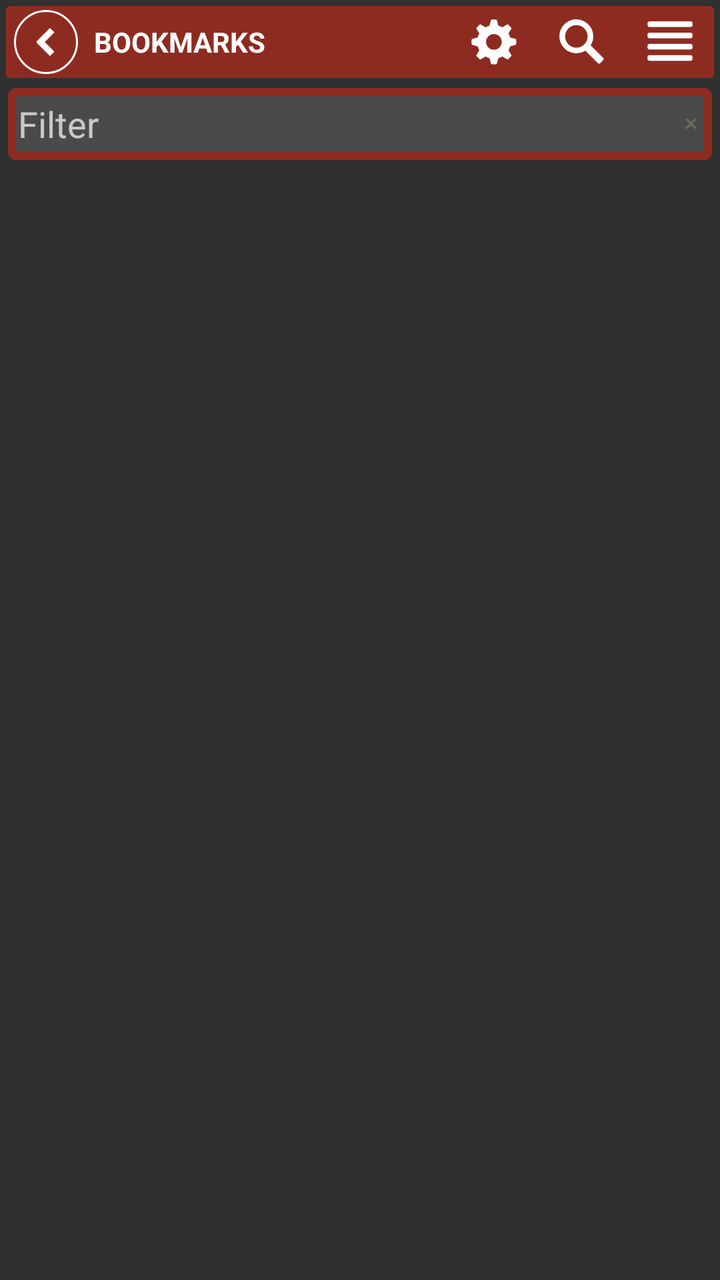
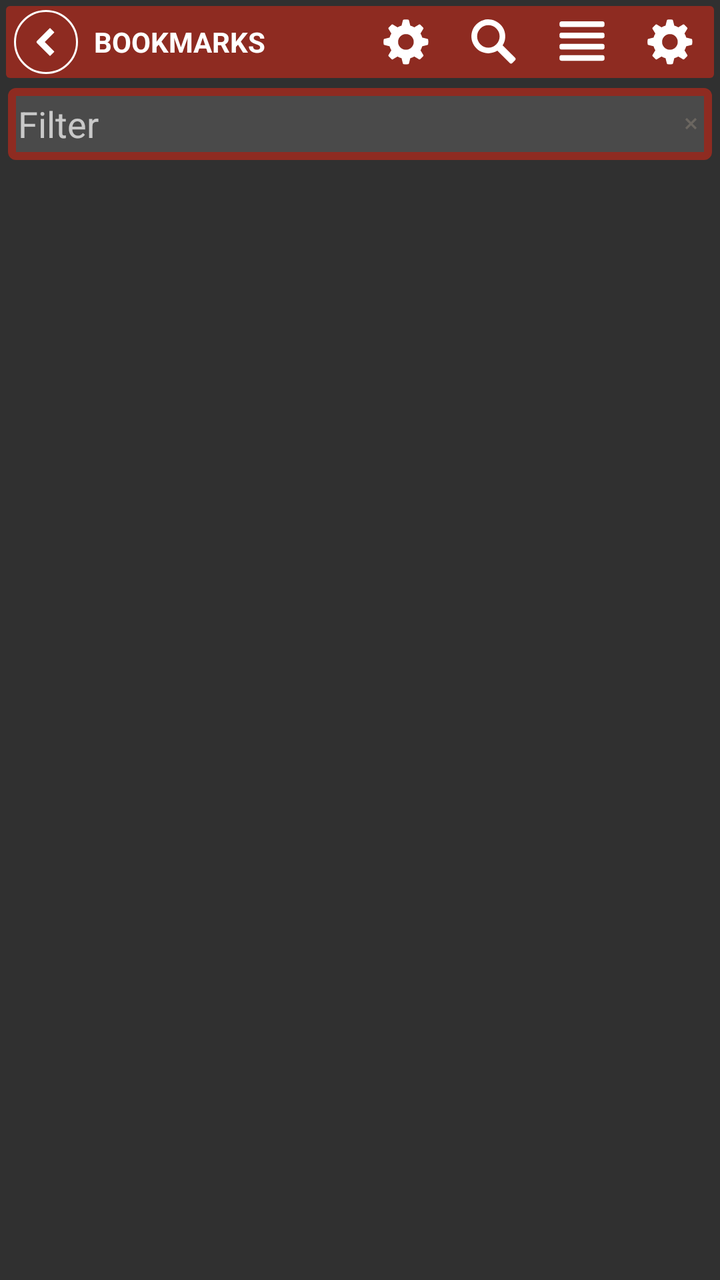

Compare the two renders of this Android layout. The source of the first and the diff that turns it into the second are given below.
<!-- AndroidManifest.xml: application theme StyledIndicatorsBlack -->
<!-- res/layout/fragment_bookmarks2.xml -->
<?xml version="1.0" encoding="utf-8"?>
<LinearLayout xmlns:android="http://schemas.android.com/apk/res/android"
    xmlns:tools="http://schemas.android.com/tools"
    android:layout_width="match_parent"
    android:layout_height="match_parent"
    android:orientation="vertical">

    <LinearLayout
        android:id="@+id/topPanel"
        android:layout_width="match_parent"
        android:layout_height="@dimen/wh_button"
        android:layout_margin="@dimen/panel_padding"
        android:background="@drawable/bg_search_second"
        android:gravity="center_vertical"
        android:orientation="horizontal">

        <ImageView
            android:id="@+id/allBookmarks"
            android:layout_width="@dimen/wh_button_medium"
            android:layout_height="@dimen/wh_button_medium"
            android:layout_marginLeft="@dimen/dv"
            android:layout_weight="0"
            android:background="@drawable/bg_round_button"
            android:contentDescription="@string/back"
            android:padding="6dip"
            android:src="@drawable/glyphicons_223_chevron_left"
            android:tag="no_tint"
            android:tint="@color/white" />

        <TextView
            android:id="@+id/searchOld"
            style="@style/textLinkWhite"
            android:layout_width="wrap_content"
            android:layout_height="wrap_content"
            android:layout_marginLeft="4dip"
            android:layout_weight="0"
            android:contentDescription="@string/cd_search_in_bookmarks"
            android:ellipsize="end"
            android:gravity="center"
            android:padding="4dip"
            android:singleLine="true"
            android:text="@string/search"
            android:textSize="14sp"
            android:visibility="gone" />

        <TextView
            android:id="@+id/exportBookmarks"
            style="@style/textLinkWhite"
            android:layout_width="wrap_content"
            android:layout_height="wrap_content"
            android:layout_weight="0"
            android:contentDescription="@string/cd_export"
            android:drawablePadding="4dip"
            android:ellipsize="end"
            android:gravity="center"
            android:minWidth="100dip"
            android:padding="4dip"
            android:singleLine="true"
            android:text="@string/export_bookmarks"
            android:textSize="14sp"
            android:visibility="gone" />


        <TextView
            android:id="@+id/favoritesName"
            android:layout_width="wrap_content"
            android:layout_height="@dimen/wh_button"
            android:layout_marginLeft="@dimen/panel_title_padding"
            android:layout_weight="1"
            android:maxLines="1"
            android:ellipsize="end"
            android:gravity="center_vertical"
            android:text="@string/bookmarks"
            android:textColor="@color/white"
            android:textStyle="bold" android:textAllCaps="true" />

        <TextView
            android:id="@+id/importBookmarks"
            style="@style/textLinkWhite"
            android:layout_width="wrap_content"
            android:layout_height="wrap_content"
            android:layout_weight="1"
            android:contentDescription="@string/cd_import"
            android:drawablePadding="4dip"
            android:ellipsize="end"
            android:gravity="left"
            android:minWidth="100dip"
            android:padding="4dip"
            android:singleLine="true"
            android:text="@string/import_bookmarks"
            android:textSize="14sp"
            android:visibility="gone" />


        <ImageView
            android:id="@+id/onSettings"
            style="@style/buttonTop"
            android:layout_width="@dimen/wh_button"
            android:layout_height="@dimen/wh_button"
            android:layout_weight="0"
            android:contentDescription="@string/settings"
            android:src="@drawable/glyphicons_137_cogwheel" />

        <ImageView
            android:id="@+id/search"
            style="@style/buttonTop"
            android:layout_width="@dimen/wh_button"
            android:layout_height="@dimen/wh_button"
            android:contentDescription="@string/search"
            android:src="@drawable/glyphicons_28_search" />


        <ImageView
            android:id="@+id/onListGrid"
            style="@style/buttonTop"
            android:layout_width="@dimen/wh_button"
            android:layout_height="@dimen/wh_button"
            android:contentDescription="@string/menu"
            android:src="@drawable/my_glyphicons_114_paragraph_justify"
            android:tint="@color/white" />
    </LinearLayout>

    <RelativeLayout
        android:id="@+id/bookmarksSearchContainer"
        android:layout_width="wrap_content"
        android:layout_height="wrap_content"
        android:layout_marginLeft="2dip"
        android:layout_marginRight="2dip">

        <EditText
            android:id="@+id/bookmarksEditSearch"
            android:layout_width="match_parent"
            android:layout_height="@dimen/wh_button"
            android:layout_centerVertical="true"
            android:layout_margin="2dip"
            android:background="@drawable/bg_search_edit"
            android:ellipsize="end"
            android:hint="@string/filter"
            android:paddingLeft="5dip"
            android:paddingTop="5dip"
            android:paddingRight="25dip"
            android:paddingBottom="5dip"
            android:singleLine="true"></EditText>

        <ImageView
            android:id="@+id/bookmarksClearFilter"
            android:layout_width="@dimen/wh_button_small"
            android:contentDescription="@string/clear_all"
            android:layout_height="@dimen/wh_button_small"
            android:layout_alignParentRight="true"
            android:layout_centerVertical="true"
            android:layout_weight="0"
            android:background="@drawable/bg_round_press"
            android:clickable="true"
            android:padding="8dip"
            android:src="@drawable/glyphicons_599_menu_close"
            android:tint="@color/tint_gray" />
    </RelativeLayout>

    <FrameLayout
        android:layout_width="match_parent"
        android:layout_height="match_parent">

        <androidx.recyclerview.widget.RecyclerView
            android:id="@+id/recyclerView"
            android:layout_width="match_parent"
            android:layout_height="match_parent" />

        
        <TextView
            android:id="@+id/bookmarksEmpty"
            android:layout_width="wrap_content"
            android:layout_height="wrap_content"
            android:layout_gravity="center"
            android:gravity="center"
            android:padding="32dip"
            android:text="@string/bookmarks_empty_hint"
            android:textSize="14sp"
            android:visibility="gone"
            tools:ignore="HardcodedText" />
    </FrameLayout>

</LinearLayout>
<!-- resources referenced by this layout -->
<resources>
  <color name="tint_gray">#6B6660</color>
  <color name="white">#ffffff</color>
  <dimen name="dv">4dip</dimen>
  <dimen name="panel_padding">3dip</dimen>
  <dimen name="panel_title_padding">8dip</dimen>
  <dimen name="wh_button">36dp</dimen>
  <dimen name="wh_button_medium">32dp</dimen>
  <dimen name="wh_button_small">25dp</dimen>
  <string name="back">Back</string>
  <string name="bookmarks">Bookmarks</string>
  <string name="bookmarks_empty_hint">No bookmarks yet. Long-press a word while reading to mark a place.</string>
  <string name="cd_export">Export</string>
  <string name="cd_import">Import</string>
  <string name="cd_search_in_bookmarks">Search in bookmarks</string>
  <string name="clear_all">Clear all</string>
  <string name="export_bookmarks">Export</string>
  <string name="filter">Filter</string>
  <string name="import_bookmarks">Import</string>
  <string name="menu">Menu</string>
  <string name="search">Find</string>
  <string name="settings">Settings</string>
  <style name="buttonTop" parent="buttonWhite">
          <item name="android:layout_marginLeft">@dimen/top_button_margin</item>
          <item name="android:layout_marginRight">@dimen/top_button_margin</item>
      </style>
  <style name="textLinkWhite" parent="textLink">
          <item name="android:tag">textLinkWhite</item>
          <item name="android:textColor">#ffffff</item>
      </style>
  <color name="transparent">#00000000</color>
  <color name="alpa_90">#90000000</color>
  <color name="omni_primary">#8E2B21</color>
  <color name="black">#000000</color>
  <style name="buttonWhite">
          <item name="android:background">@drawable/bg_round_press</item>
          <item name="android:padding">3dip</item>
          <item name="android:layout_marginLeft">1.5dip</item>
          <item name="android:layout_marginRight">1.5dip</item>
          <item name="android:tint">@color/white</item>
      </style>
  <dimen name="top_button_margin">4dip</dimen>
  <style name="PopupMenuRound" parent="@android:style/Widget.Material.PopupMenu">
          <item name="android:popupBackground">@drawable/bg_popup_round</item>
      </style>
  <style name="PopupMenuRoundOverflow" parent="@android:style/Widget.Material.PopupMenu.Overflow">
          <item name="android:popupBackground">@drawable/bg_popup_round</item>
      </style>
  <style name="ListPopupWindowRound" parent="@android:style/Widget.Material.ListPopupWindow">
          <item name="android:popupBackground">@drawable/bg_popup_round</item>
      </style>
  <style name="SpinnerPopupRound" parent="@android:style/Widget.Material.Spinner">
          <item name="android:popupBackground">@drawable/bg_popup_round</item>
      </style>
  <style name="DialogRoundDark" parent="@android:style/Theme.Material.Dialog.Alert">
          <item name="android:colorAccent">@color/omni_accent</item>
          <item name="android:windowBackground">@drawable/bg_dialog_round_dark</item>
          <item name="android:windowTitleStyle">@style/DialogRoundTitle</item>
      </style>
  <color name="omni_accent">#C83A2A</color>
  <!-- drawable bg_dialog_round_dark (drawable) -->
  <?xml version="1.0" encoding="utf-8"?>
  <shape xmlns:android="http://schemas.android.com/apk/res/android"
      android:shape="rectangle" >
  
      <solid android:color="#F2303030" />
  
      <corners android:radius="@dimen/radius" />
  
  </shape>
  <style name="DialogRoundTitle">
          <item name="android:textAppearance">?android:attr/textAppearanceLarge</item>
          <item name="android:textAllCaps">true</item>
          <item name="android:textStyle">bold</item>
          <item name="android:singleLine">true</item>
          <item name="android:ellipsize">end</item>
      </style>
  <dimen name="popup_radius">8dp</dimen>
  <dimen name="radius">10dp</dimen>
  <!-- unchanged entries left out for length: 12 -->
</resources>

<!-- the commit's change to res/layout/fragment_bookmarks2.xml (unified diff, before → after) -->
@@ -118,6 +118,14 @@
             android:contentDescription="@string/menu"
             android:src="@drawable/my_glyphicons_114_paragraph_justify"
             android:tint="@color/white" />
+            <ImageView
+                android:id="@+id/settingsGear"
+                style="@style/buttonTop"
+                android:layout_width="@dimen/wh_button"
+                android:layout_height="@dimen/wh_button"
+                android:contentDescription="@string/preferences"
+                android:src="@drawable/glyphicons_137_cogwheel"
+                android:tint="@color/white" />
     </LinearLayout>
 
     <RelativeLayout
<!-- resource entries referenced after the edit -->
@@ -19,6 +19,7 @@
   <string name="filter">Filter</string>
   <string name="import_bookmarks">Import</string>
   <string name="menu">Menu</string>
+  <string name="preferences">Preferences</string>
   <string name="search">Find</string>
   <string name="settings">Settings</string>
   <style name="buttonTop" parent="buttonWhite">
